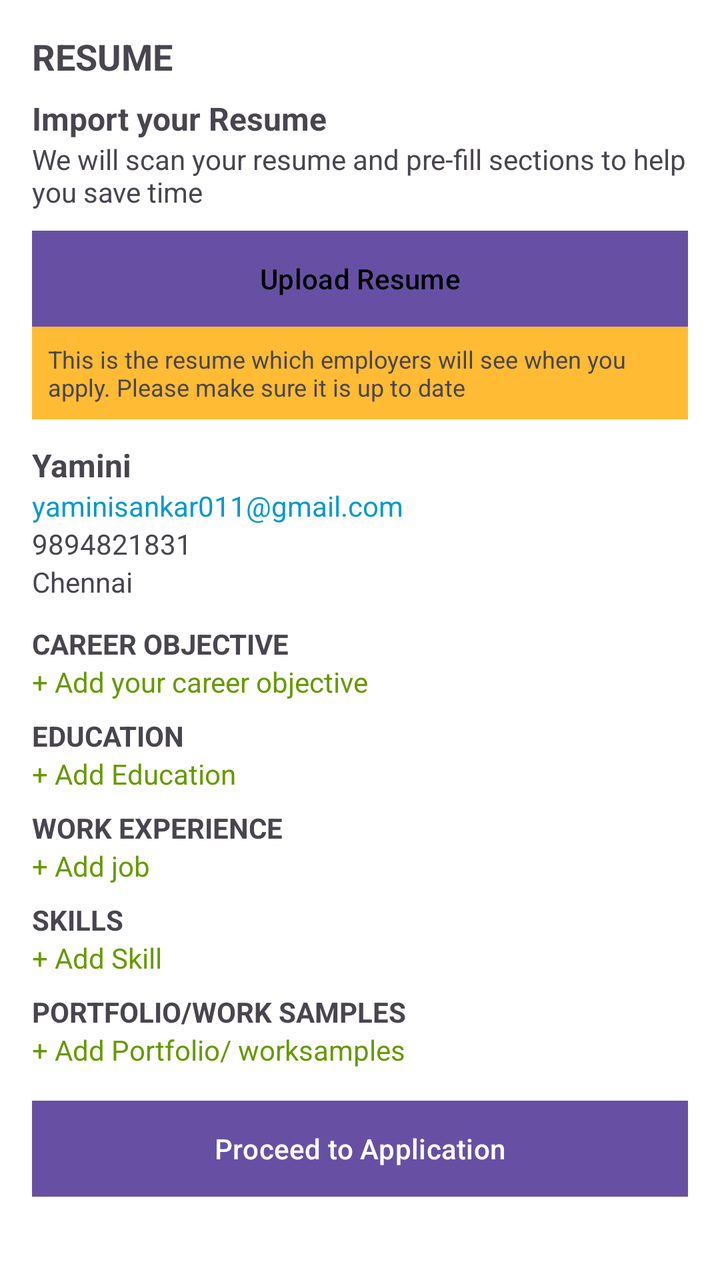
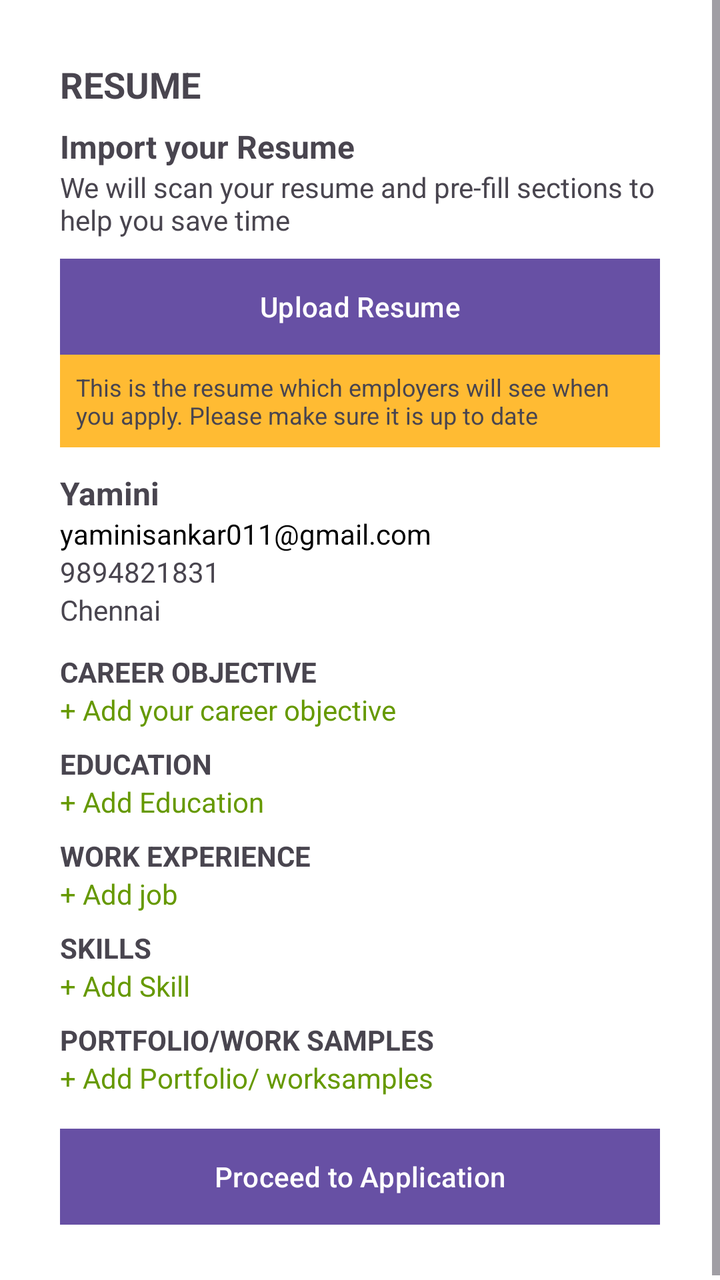

Two renders of the same Android screen: before a commit and after it. Below are the layout's source before the change and the commit's diff.
<!-- AndroidManifest.xml: application theme Theme.HireBridge -->
<!-- res/layout/fragment_resume.xml -->
<?xml version="1.0" encoding="utf-8"?>
<ScrollView xmlns:android="http://schemas.android.com/apk/res/android"
    android:layout_width="match_parent"
    android:layout_height="match_parent"
    android:background="@android:color/white">

    <LinearLayout
        android:layout_width="match_parent"
        android:layout_height="wrap_content"
        android:orientation="vertical"
        android:padding="16dp">

        
        <TextView
            android:id="@+id/tvTitle"
            android:layout_width="wrap_content"
            android:layout_height="wrap_content"
            android:text="RESUME"
            android:textSize="18sp"
            android:textStyle="bold"
            android:paddingBottom="8dp" />

        
        <TextView
            android:id="@+id/tvImport"
            android:layout_width="wrap_content"
            android:layout_height="wrap_content"
            android:text="Import your Resume"
            android:textStyle="bold"
            android:textSize="16sp" />

        <TextView
            android:id="@+id/tvDesc"
            android:layout_width="match_parent"
            android:layout_height="wrap_content"
            android:text="We will scan your resume and pre-fill sections to help you save time"
            android:textSize="14sp"
            android:paddingBottom="10dp" />

        
        <Button
            android:id="@+id/btnUploadResume"
            android:layout_width="match_parent"
            android:layout_height="wrap_content"
            android:background="@color/holo_green_light"
            android:text="Upload Resume"
            android:textAllCaps="false"
            android:textColor="@android:color/black" />

        
        <TextView
            android:id="@+id/tvNote"
            android:layout_width="match_parent"
            android:layout_height="wrap_content"
            android:background="@android:color/holo_orange_light"
            android:padding="8dp"
            android:text="This is the resume which employers will see when you apply. Please make sure it is up to date"
            android:textSize="12sp" />

        
        <TextView
            android:id="@+id/tvName"
            android:layout_width="wrap_content"
            android:layout_height="wrap_content"
            android:text="Yamini"
            android:textStyle="bold"
            android:textSize="16sp"
            android:paddingTop="12dp" />

        <TextView
            android:id="@+id/tvEmail"
            android:layout_width="wrap_content"
            android:layout_height="wrap_content"
            android:text="yaminisankar011@gmail.com"
            android:textColor="@android:color/holo_blue_dark" />

        <TextView
            android:id="@+id/tvPhone"
            android:layout_width="wrap_content"
            android:layout_height="wrap_content"
            android:text="9894821831" />

        <TextView
            android:id="@+id/tvLocation"
            android:layout_width="wrap_content"
            android:layout_height="wrap_content"
            android:text="Chennai"
            android:paddingBottom="12dp" />

        
        <TextView
            android:layout_width="wrap_content"
            android:layout_height="wrap_content"
            android:text="CAREER OBJECTIVE"
            android:textStyle="bold" />

        <TextView
            android:id="@+id/tvAddObjective"
            android:layout_width="wrap_content"
            android:layout_height="wrap_content"
            android:text="+ Add your career objective"
            android:textColor="@android:color/holo_green_dark" />

        <TextView
            android:layout_width="wrap_content"
            android:layout_height="wrap_content"
            android:text="EDUCATION"
            android:textStyle="bold"
            android:paddingTop="8dp" />

        <TextView
            android:id="@+id/tvAddEducation"
            android:layout_width="wrap_content"
            android:layout_height="wrap_content"
            android:text="+ Add Education"
            android:textColor="@android:color/holo_green_dark" />

        <TextView
            android:layout_width="wrap_content"
            android:layout_height="wrap_content"
            android:text="WORK EXPERIENCE"
            android:textStyle="bold"
            android:paddingTop="8dp" />

        <TextView
            android:id="@+id/tvAddJob"
            android:layout_width="wrap_content"
            android:layout_height="wrap_content"
            android:text="+ Add job"
            android:textColor="@android:color/holo_green_dark" />

        <TextView
            android:layout_width="wrap_content"
            android:layout_height="wrap_content"
            android:text="SKILLS"
            android:textStyle="bold"
            android:paddingTop="8dp" />

        <TextView
            android:id="@+id/tvAddSkill"
            android:layout_width="wrap_content"
            android:layout_height="wrap_content"
            android:text="+ Add Skill"
            android:textColor="@android:color/holo_green_dark" />

        <TextView
            android:layout_width="wrap_content"
            android:layout_height="wrap_content"
            android:text="PORTFOLIO/WORK SAMPLES"
            android:textStyle="bold"
            android:paddingTop="8dp" />

        <TextView
            android:id="@+id/tvAddPortfolio"
            android:layout_width="wrap_content"
            android:layout_height="wrap_content"
            android:text="+ Add Portfolio/ worksamples"
            android:textColor="@android:color/holo_green_dark"
            android:paddingBottom="16dp" />

        
        <Button
            android:id="@+id/btnProceed"
            android:layout_width="match_parent"
            android:layout_height="wrap_content"
            android:background="@android:color/holo_green_dark"
            android:text="Proceed to Application"
            android:textAllCaps="false"
            android:textColor="@android:color/white" />

    </LinearLayout>
</ScrollView>
<!-- resources referenced by this layout -->
<resources>
  <color name="holo_green_light">#99CC00</color>
  <style name="Theme.HireBridge" parent="Base.Theme.HireBridge" />
  <style name="Base.Theme.HireBridge" parent="Theme.Material3.DayNight.NoActionBar">
          
          
      </style>
</resources>

<!-- the commit's change to res/layout/fragment_resume.xml (unified diff, before → after) -->
@@ -8,7 +8,7 @@
         android:layout_width="match_parent"
         android:layout_height="wrap_content"
         android:orientation="vertical"
-        android:padding="16dp">
+        android:padding="30dp">
 
         
         <TextView
@@ -45,7 +45,7 @@
             android:background="@color/holo_green_light"
             android:text="Upload Resume"
             android:textAllCaps="false"
-            android:textColor="@android:color/black" />
+            android:textColor="@android:color/white" />
 
         
         <TextView
@@ -72,7 +72,7 @@
             android:layout_width="wrap_content"
             android:layout_height="wrap_content"
             android:text="yaminisankar011@gmail.com"
-            android:textColor="@android:color/holo_blue_dark" />
+            android:textColor="@android:color/black" />
 
         <TextView
             android:id="@+id/tvPhone"
